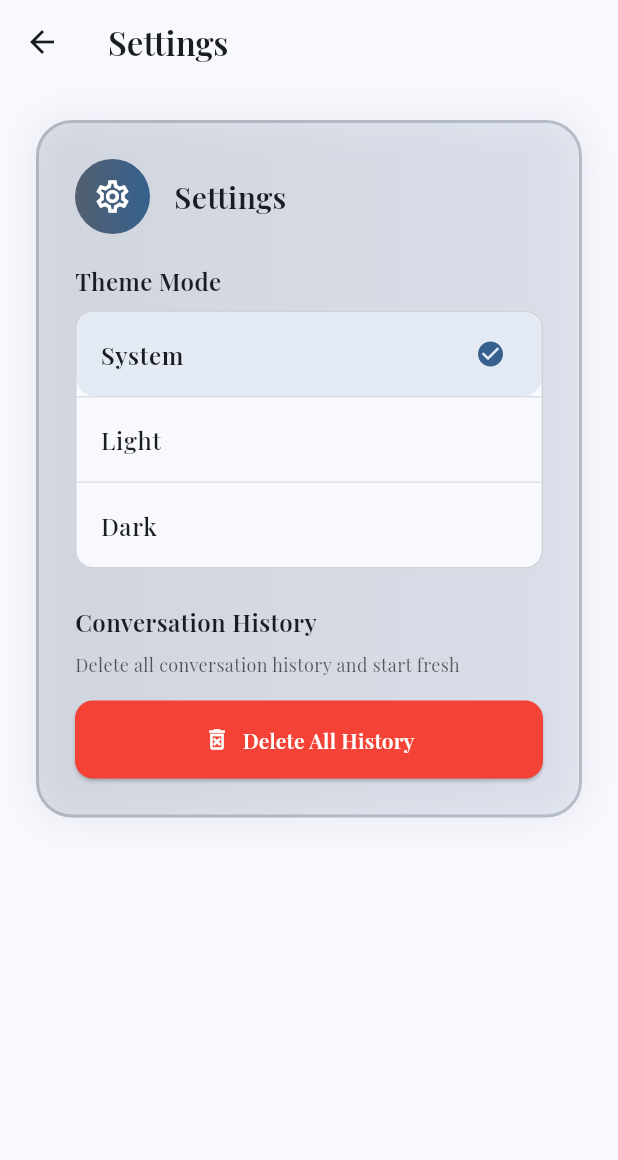
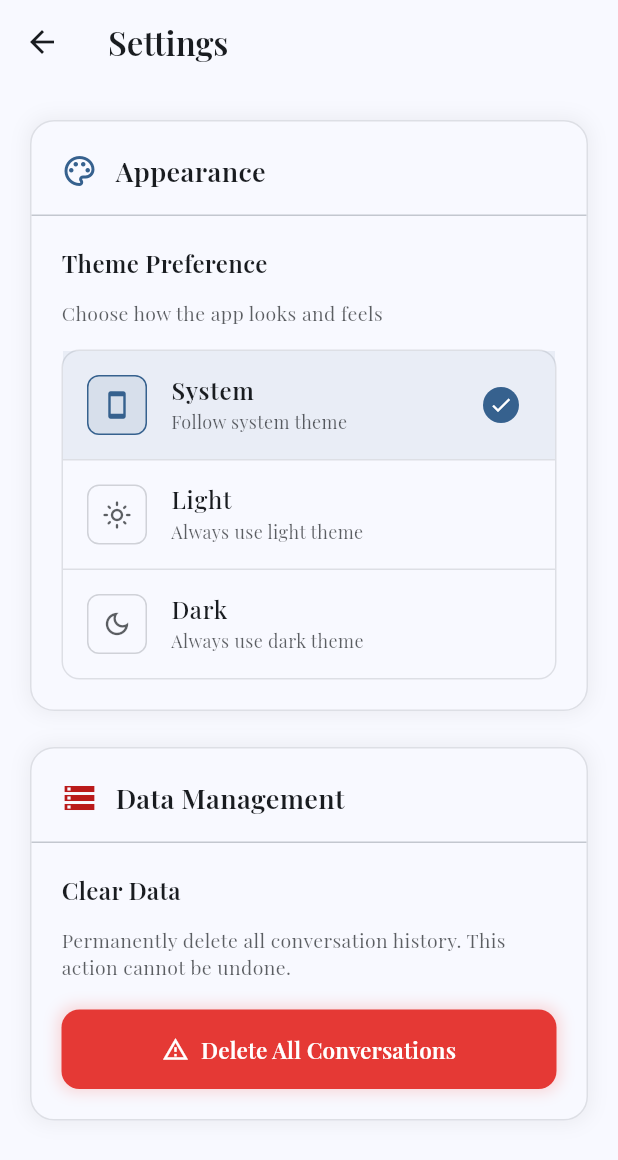
Before and after one commit to ThomasNowProductions/Alex, a Flutter app: the SettingsScreen screen opened directly, on a phone screen of 412 x 824 dp. Shown: the top 1160 px of the screen. Run offline on Flutter 3.47's test engine with Material 3 defaults, Android fonts, the phone set to English and light mode, and no system bars; our stand-ins replace flutter_dotenv, flutter_markdown, google_fonts, logger, permission_handler, speech_to_text.

Commit message:
Made settings better

```diff
--- a/lib/components/settings_screen.dart
+++ b/lib/components/settings_screen.dart
@@ -46,144 +46,252 @@ class _SettingsScreenState extends State<SettingsScreen> {
 
   Widget _buildContent() {
     return ListView(
-      padding: const EdgeInsets.all(24),
+      padding: const EdgeInsets.symmetric(horizontal: 20, vertical: 24),
       children: [
-        _buildSectionCard(
-          title: 'Settings',
-          icon: Icons.settings_outlined,
-          children: [
-            _buildThemeModeSetting(),
+        // Settings sections
+        _buildThemeSection(),
         const SizedBox(height: 24),
-            _buildDeleteHistoryButton(),
-          ],
-        ),
+        _buildDataSection(),
       ],
     );
   }
 
-  Widget _buildSectionCard({
-    required String title,
-    required IconData icon,
-    required List<Widget> children,
-  }) {
+
+  Widget _buildThemeSection() {
     return Container(
       decoration: BoxDecoration(
-        gradient: LinearGradient(
-          colors: [
-            Theme.of(context).colorScheme.secondary.withOpacity(0.15),
-            Theme.of(context).colorScheme.primary.withOpacity(0.08),
-          ],
-        ),
-        borderRadius: BorderRadius.circular(24),
+        color: Theme.of(context).colorScheme.surface,
+        borderRadius: BorderRadius.circular(16),
         border: Border.all(
-          color: Theme.of(context).colorScheme.secondary.withOpacity(0.3),
-          width: 2,
+          color: Theme.of(context).colorScheme.outline.withOpacity(0.2),
         ),
         boxShadow: [
           BoxShadow(
-            color: Theme.of(context).colorScheme.secondary.withOpacity(0.1),
-            blurRadius: 20,
+            color: Colors.black.withOpacity(0.05),
+            blurRadius: 10,
             spreadRadius: 2,
           ),
         ],
       ),
-      child: Padding(
-        padding: const EdgeInsets.all(24),
       child: Column(
         crossAxisAlignment: CrossAxisAlignment.start,
         children: [
-            Row(
+          Padding(
+            padding: const EdgeInsets.fromLTRB(20, 20, 20, 16),
+            child: Row(
               children: [
-                Container(
-                  decoration: BoxDecoration(
-                    gradient: LinearGradient(
-                      colors: [
-                        Theme.of(context).colorScheme.secondary,
-                        Theme.of(context).colorScheme.primary,
-                      ],
+                Icon(
+                  Icons.palette_outlined,
+                  color: Theme.of(context).colorScheme.primary,
+                  size: 24,
                 ),
-                    shape: BoxShape.circle,
-                  ),
-                  width: 50,
-                  height: 50,
-                  child: Icon(
-                    icon,
-                    color: Colors.white,
-                    size: 26,
-                  ),
-                ),
-                const SizedBox(width: 16),
+                const SizedBox(width: 12),
                 Text(
-                  title,
+                  'Appearance',
                   style: GoogleFonts.playfairDisplay(
-                    fontSize: 20,
+                    fontSize: 18,
                     fontWeight: FontWeight.w600,
                     color: Theme.of(context).colorScheme.onSurface,
                   ),
                 ),
               ],
             ),
-            const SizedBox(height: 20),
-            ...children,
+          ),
+          const Divider(height: 1),
+          Padding(
+            padding: const EdgeInsets.all(20),
+            child: _buildThemeModeSetting(),
+          ),
+        ],
+      ),
+    );
+  }
+
+  Widget _buildDataSection() {
+    return Container(
+      decoration: BoxDecoration(
+        color: Theme.of(context).colorScheme.surface,
+        borderRadius: BorderRadius.circular(16),
+        border: Border.all(
+          color: Theme.of(context).colorScheme.outline.withOpacity(0.2),
+        ),
+        boxShadow: [
+          BoxShadow(
+            color: Colors.black.withOpacity(0.05),
+            blurRadius: 10,
+            spreadRadius: 2,
+          ),
+        ],
+      ),
+      child: Column(
+        crossAxisAlignment: CrossAxisAlignment.start,
+        children: [
+          Padding(
+            padding: const EdgeInsets.fromLTRB(20, 20, 20, 16),
+            child: Row(
+              children: [
+                Icon(
+                  Icons.storage_outlined,
+                  color: Theme.of(context).colorScheme.error,
+                  size: 24,
+                ),
+                const SizedBox(width: 12),
+                Text(
+                  'Data Management',
+                  style: GoogleFonts.playfairDisplay(
+                    fontSize: 18,
+                    fontWeight: FontWeight.w600,
+                    color: Theme.of(context).colorScheme.onSurface,
+                  ),
+                ),
               ],
             ),
           ),
+          const Divider(height: 1),
+          Padding(
+            padding: const EdgeInsets.all(20),
+            child: _buildDeleteHistoryButton(),
+          ),
+        ],
+      ),
     );
   }
+
 
   Widget _buildThemeModeSetting() {
     return Column(
       crossAxisAlignment: CrossAxisAlignment.start,
       children: [
         Text(
-          'Theme Mode',
+          'Theme Preference',
           style: GoogleFonts.playfairDisplay(
             fontSize: 16,
             fontWeight: FontWeight.w600,
             color: Theme.of(context).colorScheme.onSurface,
           ),
         ),
-        const SizedBox(height: 8),
+        const SizedBox(height: 12),
+        Text(
+          'Choose how the app looks and feels',
+          style: GoogleFonts.playfairDisplay(
+            fontSize: 13,
+            color: Theme.of(context).colorScheme.onSurface.withOpacity(0.7),
+            height: 1.4,
+          ),
+        ),
+        const SizedBox(height: 16),
         Container(
           decoration: BoxDecoration(
             color: Theme.of(context).colorScheme.surface,
             borderRadius: BorderRadius.circular(12),
             border: Border.all(
-              color: Theme.of(context).colorScheme.outline.withOpacity(0.3),
+              color: Theme.of(context).colorScheme.outline.withOpacity(0.2),
             ),
           ),
           child: Column(
             children: [
-              _buildRadioOption(
+              _buildThemeOption(
                 title: 'System',
+                subtitle: 'Follow system theme',
                 value: 'system',
-                groupValue: SettingsService.themeMode,
-                onChanged: (value) => _updateSetting('themeMode', value!),
+                icon: Icons.smartphone_outlined,
               ),
               Divider(
                 height: 1,
                 color: Theme.of(context).colorScheme.outline.withOpacity(0.2),
               ),
-              _buildRadioOption(
+              _buildThemeOption(
                 title: 'Light',
+                subtitle: 'Always use light theme',
                 value: 'light',
-                groupValue: SettingsService.themeMode,
-                onChanged: (value) => _updateSetting('themeMode', value!),
+                icon: Icons.light_mode_outlined,
               ),
               Divider(
                 height: 1,
                 color: Theme.of(context).colorScheme.outline.withOpacity(0.2),
               ),
-              _buildRadioOption(
+              _buildThemeOption(
                 title: 'Dark',
+                subtitle: 'Always use dark theme',
                 value: 'dark',
-                groupValue: SettingsService.themeMode,
-                onChanged: (value) => _updateSetting('themeMode', value!),
+                icon: Icons.dark_mode_outlined,
               ),
             ],
           ),
         ),
       ],
+    );
+  }
+
+  Widget _buildThemeOption({
+    required String title,
+    required String subtitle,
+    required String value,
+    required IconData icon,
+  }) {
+    final isSelected = SettingsService.themeMode == value;
+
+    return Container(
+      decoration: BoxDecoration(
+        color: isSelected
+            ? Theme.of(context).colorScheme.primary.withOpacity(0.08)
+            : null,
+      ),
+      child: ListTile(
+        leading: Container(
+          decoration: BoxDecoration(
+            color: isSelected
+                ? Theme.of(context).colorScheme.primary.withOpacity(0.1)
+                : Theme.of(context).colorScheme.surface,
+            borderRadius: BorderRadius.circular(8),
+            border: Border.all(
+              color: isSelected
+                  ? Theme.of(context).colorScheme.primary
+                  : Theme.of(context).colorScheme.outline.withOpacity(0.3),
+            ),
+          ),
+          width: 40,
+          height: 40,
+          child: Icon(
+            icon,
+            color: isSelected
+                ? Theme.of(context).colorScheme.primary
+                : Theme.of(context).colorScheme.onSurface.withOpacity(0.7),
+            size: 20,
+          ),
+        ),
+        title: Text(
+          title,
+          style: GoogleFonts.playfairDisplay(
+            fontWeight: isSelected ? FontWeight.w600 : FontWeight.w500,
+            color: Theme.of(context).colorScheme.onSurface,
+          ),
+        ),
+        subtitle: Text(
+          subtitle,
+          style: GoogleFonts.playfairDisplay(
+            fontSize: 12,
+            color: Theme.of(context).colorScheme.onSurface.withOpacity(0.7),
+            height: 1.3,
+          ),
+        ),
+        trailing: isSelected
+            ? Container(
+                decoration: BoxDecoration(
+                  color: Theme.of(context).colorScheme.primary,
+                  shape: BoxShape.circle,
+                ),
+                width: 24,
+                height: 24,
+                child: const Icon(
+                  Icons.check,
+                  color: Colors.white,
+                  size: 16,
+                ),
+              )
+            : null,
+        onTap: () => _updateSetting('themeMode', value),
+      ),
     );
   }
 
@@ -193,40 +301,53 @@ class _SettingsScreenState extends State<SettingsScreen> {
       crossAxisAlignment: CrossAxisAlignment.start,
       children: [
         Text(
-          'Conversation History',
+          'Clear Data',
           style: GoogleFonts.playfairDisplay(
             fontSize: 16,
             fontWeight: FontWeight.w600,
             color: Theme.of(context).colorScheme.onSurface,
           ),
         ),
-        const SizedBox(height: 8),
+        const SizedBox(height: 12),
         Text(
-          'Delete all conversation history and start fresh',
+          'Permanently delete all conversation history. This action cannot be undone.',
           style: GoogleFonts.playfairDisplay(
-            fontSize: 12,
+            fontSize: 13,
             color: Theme.of(context).colorScheme.onSurface.withOpacity(0.7),
+            height: 1.4,
           ),
         ),
-        const SizedBox(height: 16),
-        SizedBox(
+        const SizedBox(height: 20),
+        Container(
           width: double.infinity,
+          decoration: BoxDecoration(
+            borderRadius: BorderRadius.circular(12),
+            boxShadow: [
+              BoxShadow(
+                color: Colors.red.withOpacity(0.2),
+                blurRadius: 8,
+                spreadRadius: 2,
+              ),
+            ],
+          ),
           child: ElevatedButton.icon(
             onPressed: _showDeleteConfirmationDialog,
-            icon: const Icon(Icons.delete_forever_outlined),
+            icon: const Icon(Icons.warning_amber_outlined),
             label: Text(
-              'Delete All History',
+              'Delete All Conversations',
               style: GoogleFonts.playfairDisplay(
                 fontWeight: FontWeight.w600,
+                fontSize: 15,
               ),
             ),
             style: ElevatedButton.styleFrom(
-              backgroundColor: Colors.red,
+              backgroundColor: Colors.red.shade600,
               foregroundColor: Colors.white,
-              padding: const EdgeInsets.symmetric(vertical: 16),
+              padding: const EdgeInsets.symmetric(vertical: 16, horizontal: 20),
               shape: RoundedRectangleBorder(
                 borderRadius: BorderRadius.circular(12),
               ),
+              elevation: 0,
             ),
           ),
         ),
@@ -234,39 +355,6 @@ class _SettingsScreenState extends State<SettingsScreen> {
     );
   }
 
-  Widget _buildRadioOption({
-    required String title,
-    required String value,
-    required String groupValue,
-    required Function(String?) onChanged,
-  }) {
-    final isSelected = value == groupValue;
-    return Container(
-      decoration: BoxDecoration(
-        color: isSelected
-            ? Theme.of(context).colorScheme.primary.withOpacity(0.1)
-            : null,
-        borderRadius: BorderRadius.circular(12),
-      ),
-      child: ListTile(
-        title: Text(
-          title,
-          style: GoogleFonts.playfairDisplay(
-            fontWeight: isSelected ? FontWeight.w600 : FontWeight.w500,
-            color: Theme.of(context).colorScheme.onSurface,
-          ),
-        ),
-        trailing: isSelected
-            ? Icon(
-                Icons.check_circle,
-                color: Theme.of(context).colorScheme.primary,
-                size: 20,
-              )
-            : null,
-        onTap: () => onChanged(value),
-      ),
-    );
-  }
 
   void _updateSetting(String key, dynamic value) {
     setState(() {
```
Lines whose indentation alone changed are shown as unchanged.
